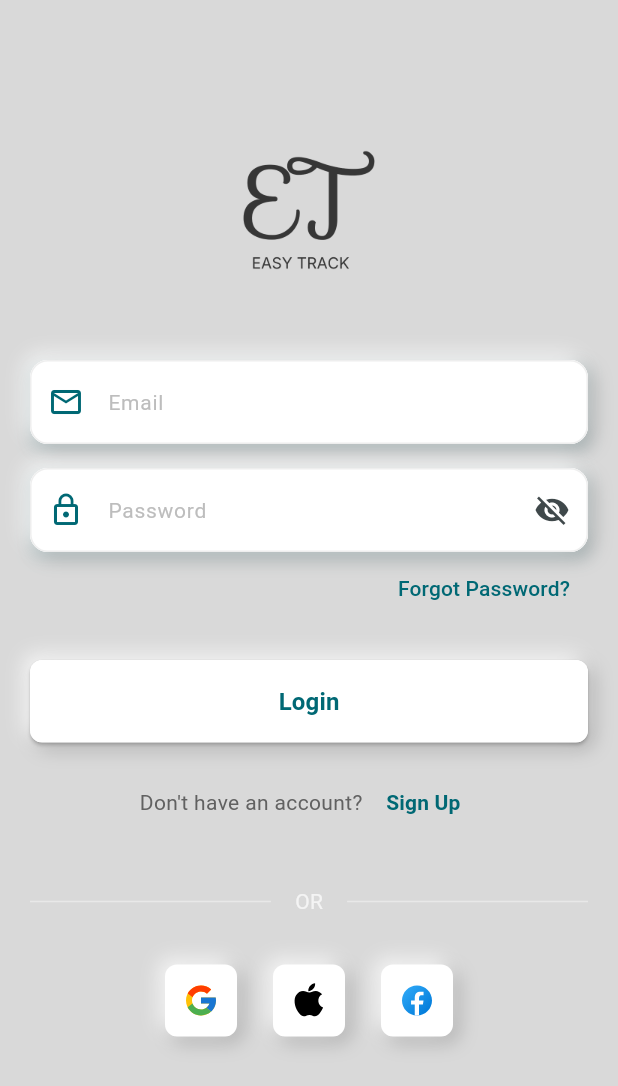
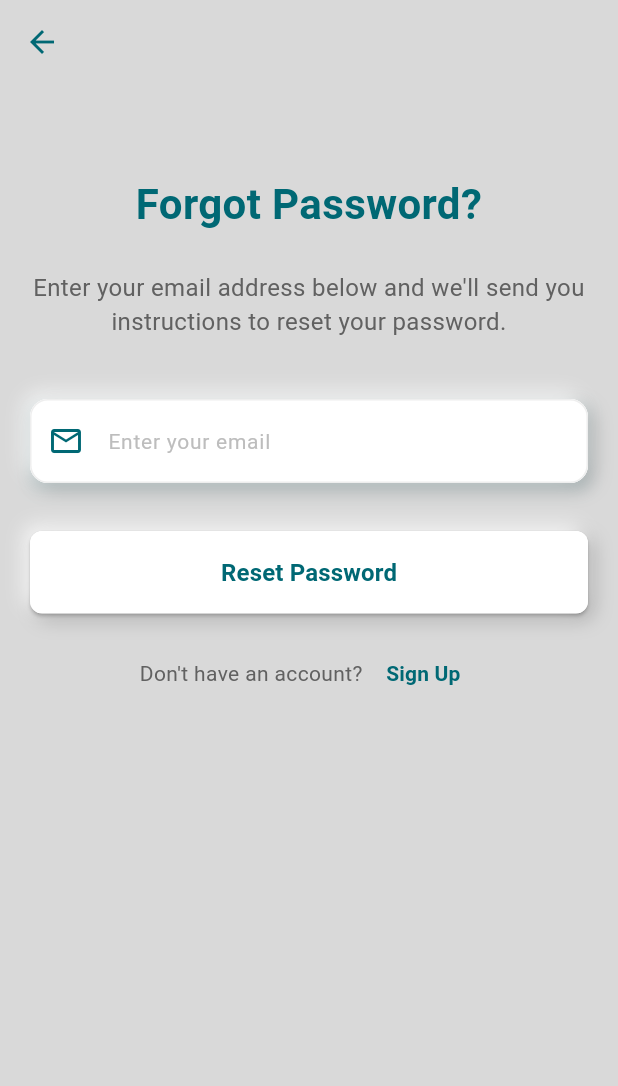
Before and after one commit to AIdevol/easy_track, a Flutter app: the screen it shows after launch, after a tap on "Forgot Password?", on a phone screen of 412 x 824 dp. Shown: the top 1086 px of the screen. Run offline on Flutter 3.47's test engine with Material 3 defaults, Android fonts, the phone set to English and light mode, and no system bars; our stand-ins replace bloc, equatable, flutter_bloc, flutter_screenutil, flutter_svg, gap and 6 more; accounts and stored records are empty.

Commit message:
updated main ui course

```diff
--- /dev/null
+++ b/lib/auth/forgot_password/bloc/forgot_password_bloc.dart
@@ -0,0 +1,13 @@
+import 'package:bloc/bloc.dart';
+import 'package:equatable/equatable.dart';
+
+part 'forgot_password_event.dart';
+part 'forgot_password_state.dart';
+
+class ForgotPasswordBloc extends Bloc<ForgotPasswordEvent, ForgotPasswordState> {
+  ForgotPasswordBloc() : super(ForgotPasswordInitial()) {
+    on<ForgotPasswordEvent>((event, emit) {
+      // TODO: implement event handler
+    });
+  }
+}
--- /dev/null
+++ b/lib/auth/forgot_password/forgot_password.dart
@@ -0,0 +1,184 @@
+import 'package:app_task/constants/colors.dart';
+import 'package:app_task/utilities/custom_text_field.dart';
+import 'package:flutter/material.dart';
+import 'package:go_router/go_router.dart';
+
+class ForgotPasswordView extends StatefulWidget {
+  const ForgotPasswordView({super.key});
+
+  @override
+  State<ForgotPasswordView> createState() => _ForgotPasswordViewState();
+}
+
+class _ForgotPasswordViewState extends State<ForgotPasswordView> {
+  final _formKey = GlobalKey<FormState>();
+
+  @override
+  Widget build(BuildContext context) {
+    return Scaffold(
+      backgroundColor: appColor,
+      appBar: AppBar(
+        backgroundColor: appColor,
+        elevation: 0,
+        leading: IconButton(
+          icon: Icon(Icons.arrow_back, color: Theme.of(context).primaryColor),
+          onPressed: () => context.go('/login'),
+        ),
+      ),
+      body: SingleChildScrollView(
+        child: Padding(
+          padding: const EdgeInsets.all(20.0),
+          child: Form(
+            key: _formKey,
+            child: Column(
+              mainAxisAlignment: MainAxisAlignment.center,
+              crossAxisAlignment: CrossAxisAlignment.stretch,
+              children: [
+                const SizedBox(height: 40),
+                _buildHeaderText(),
+                const SizedBox(height: 24),
+                _buildDescriptionText(),
+                const SizedBox(height: 40),
+                _buildEmailField(),
+                const SizedBox(height: 32),
+                _buildResetButton(context),
+                const SizedBox(height: 16),
+                _buildBackToLoginButton(context),
+              ],
+            ),
+          ),
+        ),
+      ),
+    );
+  }
+
+  Widget _buildHeaderText() {
+    return Text(
+      'Forgot Password?',
+      style: TextStyle(
+        color: Theme.of(context).primaryColor,
+        fontSize: 28,
+        fontWeight: FontWeight.bold,
+      ),
+      textAlign: TextAlign.center,
+    );
+  }
+
+  Widget _buildDescriptionText() {
+    return Text(
+      'Enter your email address below and we\'ll send you instructions to reset your password.',
+      style: TextStyle(
+        color: Colors.grey[700],
+        fontSize: 16,
+      ),
+      textAlign: TextAlign.center,
+    );
+  }
+
+  Widget _buildEmailField() {
+    return Container(
+        decoration: BoxDecoration(
+          color: Colors.white,
+          borderRadius: BorderRadius.circular(12),
+          boxShadow: [
+            BoxShadow(
+              color: Colors.black.withOpacity(0.2),
+              offset: const Offset(4, 4),
+              blurRadius: 10,
+            ),
+            BoxShadow(
+              color: Colors.white.withOpacity(0.8),
+              offset: const Offset(-4, -4),
+              blurRadius: 10,
+            ),
+          ],
+        ),
+        child: CustomTextField(
+          hintText: "Enter your email",
+          prefixIcon: Icon(Icons.email_outlined),
+          keyboardType: TextInputType.emailAddress,
+          validator: (value) {
+            if (value == null || value.isEmpty) {
+              return 'Please enter your email';
+            }
+            if (!value.contains('@') || !value.contains('.')) {
+              return 'Please enter a valid email';
+            }
+            return null;
+          },
+        ));
+  }
+
+  Widget _buildResetButton(BuildContext context) {
+    return Container(
+      decoration: BoxDecoration(
+        color: Colors.white,
+        borderRadius: BorderRadius.circular(8),
+        boxShadow: [
+          BoxShadow(
+            color: Colors.black.withOpacity(0.2),
+            offset: const Offset(4, 4),
+            blurRadius: 10,
+          ),
+          BoxShadow(
+            color: Colors.white.withOpacity(0.8),
+            offset: const Offset(-4, -4),
+            blurRadius: 10,
+          ),
+        ],
+      ),
+      child: ElevatedButton(
+        onPressed: () {
+          if (_formKey.currentState!.validate()) {
+            // Implement password reset logic
+            ScaffoldMessenger.of(context).showSnackBar(
+              const SnackBar(
+                content: Text('Password reset instructions sent to your email'),
+              ),
+            );
+          }
+        },
+        style: ElevatedButton.styleFrom(
+          backgroundColor: Colors.white,
+          foregroundColor: Theme.of(context).primaryColor,
+          padding: const EdgeInsets.symmetric(vertical: 16),
+          shape: RoundedRectangleBorder(
+            borderRadius: BorderRadius.circular(8),
+          ),
+        ),
+        child: Text(
+          "Reset Password",
+          style: TextStyle(
+            fontSize: 16,
+            fontWeight: FontWeight.bold,
+            color: Theme.of(context).primaryColor,
+          ),
+        ),
+      ),
+    );
+  }
+
+  Widget _buildBackToLoginButton(BuildContext context) {
+    return Row(
+      mainAxisAlignment: MainAxisAlignment.center,
+      children: [
+        Text(
+          "Don't have an account? ",
+          style: TextStyle(color: Colors.grey[700]),
+        ),
+        TextButton(
+          onPressed: () {
+            context.go('/signup');
+          },
+          child: Text(
+            'Sign Up',
+            style: TextStyle(
+              color: Theme.of(context).primaryColor,
+              fontWeight: FontWeight.bold,
+            ),
+          ),
+        ),
+      ],
+    );
+  }
+}
--- a/lib/auth/login/login_screen_view.dart
+++ b/lib/auth/login/login_screen_view.dart
@@ -70,7 +70,6 @@ class _LoginScreenViewState extends State<LoginScreenView> {
       decoration: BoxDecoration(
         color: Colors.white,
         borderRadius: BorderRadius.circular(12),
-        // shape: BoxShape.circle,
         boxShadow: [
           BoxShadow(
             color: Colors.black.withOpacity(0.2),
@@ -124,6 +123,7 @@ class _LoginScreenViewState extends State<LoginScreenView> {
         suffixIcon: IconButton(
           icon: Icon(
             _isPasswordVisible ? Icons.visibility : Icons.visibility_off,
+            color: _isPasswordVisible ? Theme.of(context).primaryColor : null,
           ),
           onPressed: () {
             setState(() {
@@ -146,7 +146,7 @@ class _LoginScreenViewState extends State<LoginScreenView> {
       alignment: Alignment.centerRight,
       child: TextButton(
         onPressed: () {
-          // Navigate to forgot password screen
+          context.go('/forgotpass');
         },
         child: Text(
           'Forgot Password?',
--- a/lib/component/routes_screen.dart
+++ b/lib/component/routes_screen.dart
@@ -1,4 +1,5 @@
 import 'package:app_task/app/create_task/create_task_view.dart';
+import 'package:app_task/auth/forgot_password/forgot_password.dart';
 import 'package:app_task/auth/login/login_screen_view.dart';
 import 'package:app_task/app/presentation/profile/profile_screen_view.dart';
 import 'package:app_task/app/profile_view/settings/settings_view_screen.dart';
@@ -24,6 +25,10 @@ final GoRouter router = GoRouter(
       builder: (context, state) => SignUpScreenView(),
     ),
     GoRoute(
+      path: '/forgotpass',
+      builder: (context, state) => ForgotPasswordView(),
+    ),
+    GoRoute(
       path: '/home',
       builder: (context, state) => HomeScreen(),
     ),
```
Also changed, not shown: lib/auth/forgot_password/bloc/forgot_password_event.dart (added, +8 -0 lines), lib/auth/forgot_password/bloc/forgot_password_state.dart (added, +10 -0 lines), lib/auth/signUp/singup_view_screen.dart (+78 -9 lines), lib/utilities/custome_loader.dart (added, +157 -0 lines), pubspec.yaml (+19 -0 lines), pubspec.lock, 5 other files.
